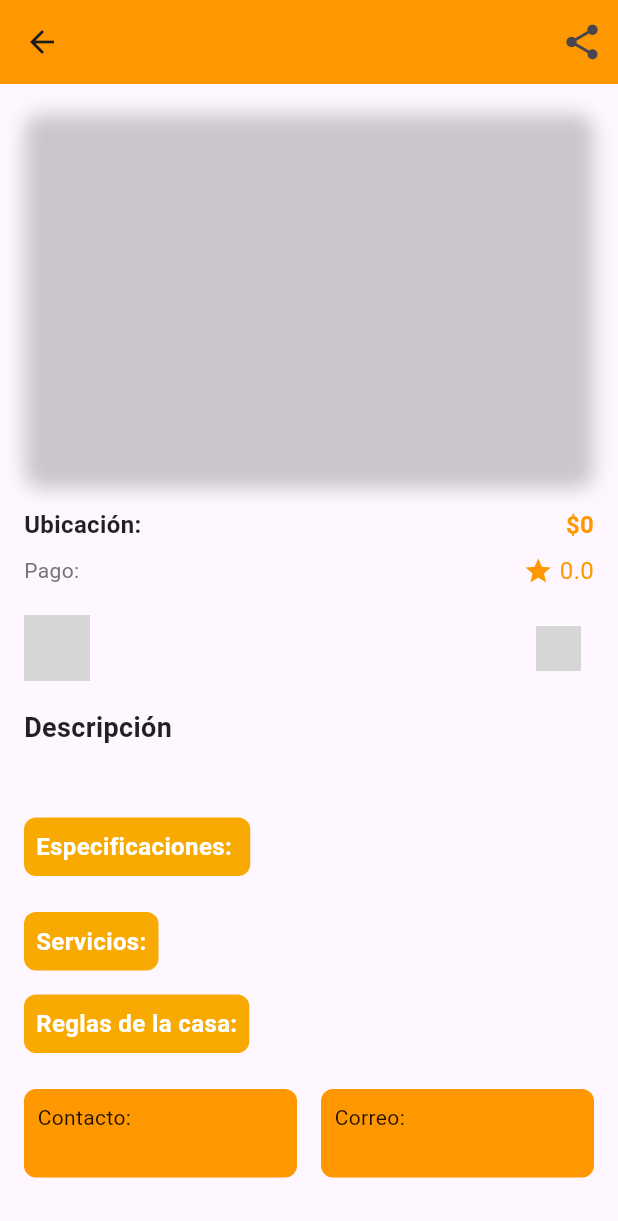
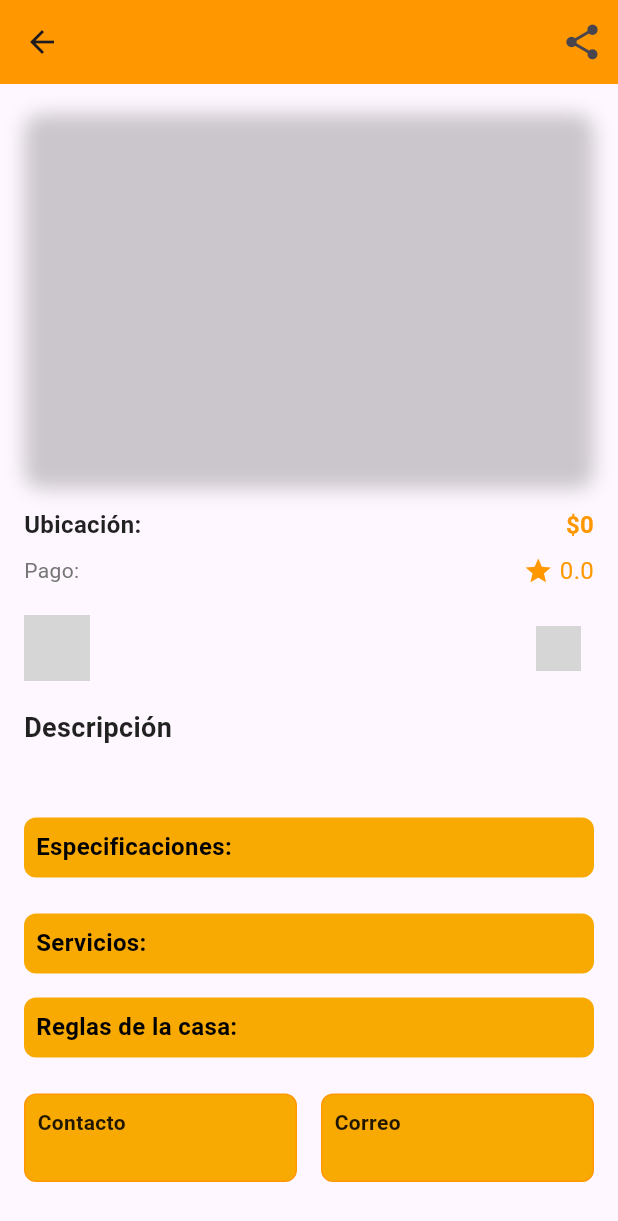
Before and after one commit to esaumorales/project_movil, a Flutter app: the DetailRoomScreen screen opened directly with empty values, on a phone screen of 412 x 824 dp. Shown: the top 1221 px of the screen. Run offline on Flutter 3.47's test engine with Material 3 defaults, Android fonts, the phone set to English and light mode, and no system bars; our stand-ins replace dio, google_fonts, shared_preferences; accounts and stored records are empty; network calls fail; grey boxes are pictures that could not be loaded.

Commit message:
antes de poner data estatica

```diff
--- a/lib/presentation/user/screens/all/detail_card_screen.dart
+++ b/lib/presentation/user/screens/all/detail_card_screen.dart
@@ -151,6 +151,12 @@ class DetailRoomScreen extends StatelessWidget {
               // Título de Especificaciones con fondo naranja
               Container(
                 padding: EdgeInsets.all(8),
+                width: MediaQuery
+                    .of(context)
+                    .size
+                    .width * 1.0,
+                // 80% del ancho disponible
+                height: 40,
                 decoration: BoxDecoration(
                   color: Color(0xFFF8AA02),
                   borderRadius: BorderRadius.circular(8),
@@ -160,13 +166,14 @@ class DetailRoomScreen extends StatelessWidget {
                   style: TextStyle(
                     fontSize: 16,
                     fontWeight: FontWeight.bold,
-                    color: Colors.white,
+                    color: Colors.black,
                   ),
                 ),
               ),
               const SizedBox(height: 8),
               // Especificaciones
-              ...inmueble.especificaciones.map((spec) => Padding(
+              ...inmueble.especificaciones.map((spec) =>
+                  Padding(
                     padding: const EdgeInsets.symmetric(vertical: 4.0),
                     child: Text(
                       '- $spec',
@@ -199,14 +206,16 @@ class DetailRoomScreen extends StatelessWidget {
                           padding: const EdgeInsets.all(8.0),
                           child: Text(
                             inmueble.servicios[i],
-                            style: TextStyle(fontSize: 14, color: Colors.grey[700]),
+                            style: TextStyle(fontSize: 14,
+                                color: Colors.grey[700]),
                           ),
                         ),
                         Padding(
                           padding: const EdgeInsets.all(8.0),
                           child: Text(
                             'Disponible',
-                            style: TextStyle(fontSize: 14, color: Colors.black38),
+                            style: TextStyle(fontSize: 14,
+                                color: Colors.black38),
                           ),
                         ),
                       ],
@@ -218,10 +227,13 @@ class DetailRoomScreen extends StatelessWidget {
               // Reglas de la casa
               _buildSectionTitle('Reglas de la casa:'),
               const SizedBox(height: 8),
-              ...inmueble.reglasCasa.map((rule) => Padding(
+              ...inmueble.reglasCasa.map((rule) =>
+                  Padding(
                     padding: const EdgeInsets.symmetric(vertical: 4.0),
+
                     child: Text(
-                  '* $rule',
+
+                      '• $rule',
                       style: TextStyle(fontSize: 14, color: Colors.black),
                     ),
                   )).toList(),
@@ -236,18 +248,21 @@ class DetailRoomScreen extends StatelessWidget {
                       decoration: BoxDecoration(
                         border: Border.all(color: Colors.orange),
                         borderRadius: BorderRadius.circular(8),
-                        color: Colors.orange,
+                        color: Color(0xFFF8AA02),
                       ),
                       child: Column(
                         crossAxisAlignment: CrossAxisAlignment.start,
                         children: [
                           Text(
-                            'Contacto:',
-                            style: TextStyle(fontSize: 14, color: Colors.black87),
+                            'Contacto',
+                            style: TextStyle(fontSize: 14,
+                                fontWeight: FontWeight.bold,
+                                color: Colors.black87),
                           ),
                           Text(
                             '${inmueble.contacto}',
-                            style: TextStyle(fontSize: 14, color: Colors.black87),
+                            style: TextStyle(
+                                fontSize: 14, color: Colors.black87),
                           ),
                         ],
                       ),
@@ -260,18 +275,21 @@ class DetailRoomScreen extends StatelessWidget {
                       decoration: BoxDecoration(
                         border: Border.all(color: Colors.orange),
                         borderRadius: BorderRadius.circular(8),
-                        color: Colors.orange,
+                        color: Color(0xFFF8AA02),
                       ),
                       child: Column(
                         crossAxisAlignment: CrossAxisAlignment.start,
                         children: [
                           Text(
-                            'Correo:',
-                            style: TextStyle(fontSize: 14, color: Colors.black87),
+                            'Correo',
+                            style: TextStyle(fontSize: 14,
+                                fontWeight: FontWeight.bold,
+                                color: Colors.black87),
                           ),
                           Text(
                             '${inmueble.correo}',
-                            style: TextStyle(fontSize: 14, color: Colors.black87),
+                            style: TextStyle(fontSize: 14,
+                                color: Colors.black87),
                           ),
                         ],
                       ),
@@ -289,8 +307,13 @@ class DetailRoomScreen extends StatelessWidget {
 
   // Método para construir los títulos de secciones con fondo naranja
   Widget _buildSectionTitle(String title) {
+    return LayoutBuilder(
+      builder: (BuildContext context, BoxConstraints constraints) {
         return Container(
           padding: EdgeInsets.all(8),
+          height: 40,
+          width: constraints.maxWidth * 1.0,
+          // 90% del ancho disponible
           decoration: BoxDecoration(
             color: Color(0xFFF8AA02),
             borderRadius: BorderRadius.circular(8),
@@ -300,9 +323,11 @@ class DetailRoomScreen extends StatelessWidget {
             style: TextStyle(
               fontSize: 16,
               fontWeight: FontWeight.bold,
-          color: Colors.white,
+              color: Colors.black,
             ),
           ),
         );
+      },
+    );
   }
 }
--- a/lib/presentation/user/screens/all/inmueble_screen.dart
+++ b/lib/presentation/user/screens/all/inmueble_screen.dart
@@ -11,7 +11,7 @@ class _InmuebleScreenState extends State<InmuebleScreen> {
   // Datos estáticos para las LargeCards
   final List<Map<String, dynamic>> inmuebles = [
     {
-      "imageUrl": "https://example.com/room_1.jpg",
+      "imageUrl": "https://mitiempo.pe/ws/image.php?img=http%3A%2F%2Fwww.mitiempo.pe%2Fimages_users%2F1206564_1715972499.jpg",
       "partnerName": "Partner 1",
       "price": "250",
       "type": "Habitación Deluxe",
@@ -19,7 +19,7 @@ class _InmuebleScreenState extends State<InmuebleScreen> {
       "rating": 4.8,
     },
     {
-      "imageUrl": "https://example.com/room_2.jpg",
+      "imageUrl": "https://img-us-1.trovit.com/img1pe/fm1Vecjn8/fm1Vecjn8.13_11.jpg",
       "partnerName": "Partner 2",
       "price": "150",
       "type": "Habitación Económica",
@@ -27,7 +27,7 @@ class _InmuebleScreenState extends State<InmuebleScreen> {
       "rating": 4.5,
     },
     {
-      "imageUrl": "https://example.com/room_3.jpg",
+      "imageUrl": "https://img-us-1.trovit.com/img1pe/1Rxr16161-1e13/1Rxr16161-1e13.1_11.jpg",
       "partnerName": "Partner 3",
       "price": "180",
       "type": "Habitación Popular",
--- a/lib/shared/card/room_carousel_cards.dart
+++ b/lib/shared/card/room_carousel_cards.dart
@@ -44,7 +44,7 @@ class _RoomCarouselWithCardsState extends State<RoomCarouselWithCards> {
               height: 8,
               width: _currentIndex == index ? 16 : 8,
               decoration: BoxDecoration(
-                color: _currentIndex == index ? Colors.blue : Colors.grey,
+                color: _currentIndex == index ? Colors.orange : Colors.grey,
                 borderRadius: BorderRadius.circular(4),
               ),
             ),
@@ -117,7 +117,7 @@ class _RoomCarouselWithCardsState extends State<RoomCarouselWithCards> {
                         child: Icon(
                           room["services"][index],
                           size: 18,
-                          color: Colors.blue,
+                          color: Colors.orangeAccent,
                         ),
                       ),
                     ),
--- a/pubspec.yaml
+++ b/pubspec.yaml
@@ -39,6 +39,8 @@ dev_dependencies:
   leak_tracker_flutter_testing: ^3.0.5
   lints: ^5.0.0
 
+
+
   flutter_test:
     sdk: flutter
 
```
Also changed, not shown: lib/presentation/non_user/screens/non_user_dashboard_screen.dart (+29 -11 lines), lib/presentation/user/screens/all/popular_screen.dart (+7 -7 lines), lib/presentation/user/screens/all/prices_screen.dart (+9 -9 lines), lib/presentation/user/screens/user_dashboard_screen.dart (+43 -35 lines), lib/presentation/user/screens/user_favorite_screen.dart (+45 -22 lines), lib/shared/widgets/custom_header.dart (+6 -1 lines), 1 other file. Lines whose indentation alone changed are shown as unchanged.
